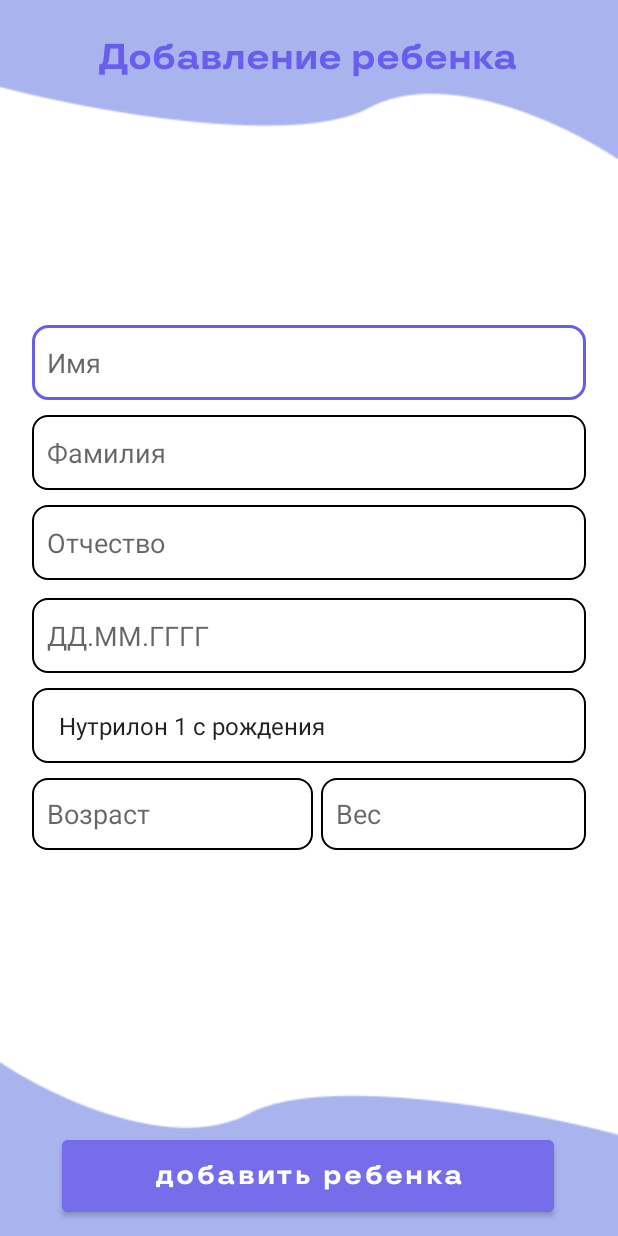
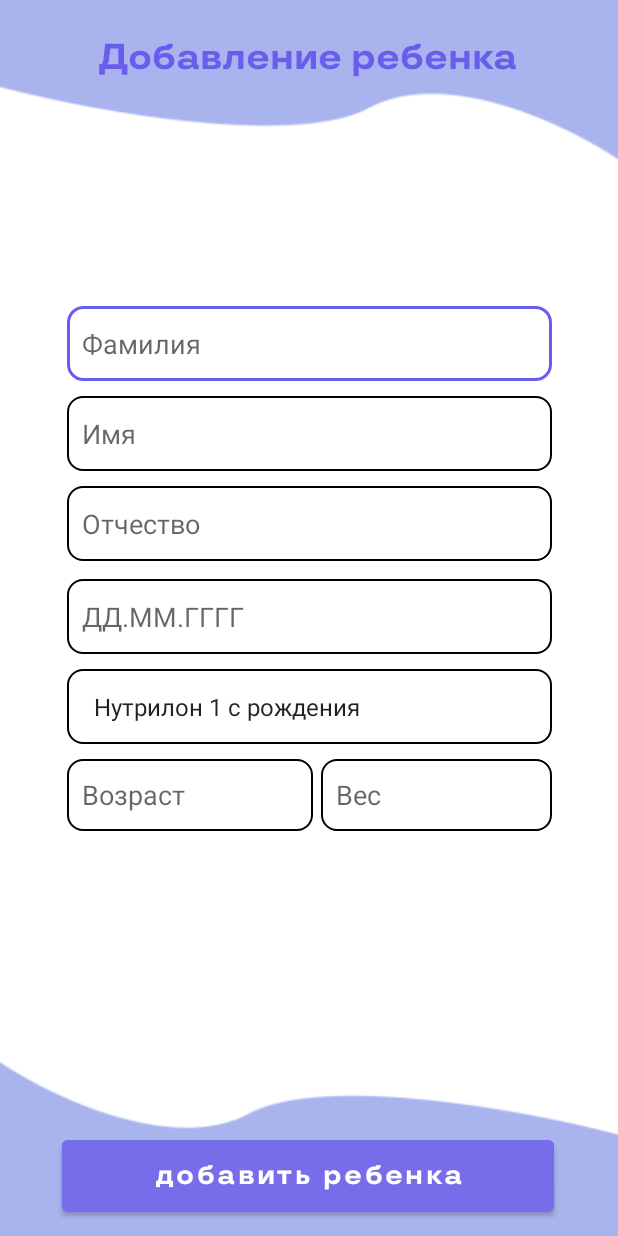
Before and after one commit to Ggamid/CalloCulateFinal, an Android app: the AddChildActivity screen opened directly, with no data from a screen before it, on a phone screen of 412 x 824 dp. Run offline under Robolectric (Android 15) with nearby library versions, the phone set to English and light mode, and no system bars; our stand-ins replace Firebase (no records; nobody signed in at launch, a user with empty details on screens opened directly); Roboto replaces fonts that are not available here; 3 statements that could not run were skipped.

Commit message:
подкоректирован ввод данных добавлены отступы и в полях для ввода изменены клавиатуры

```diff
--- a/app/src/main/res/layout/activity_add_child.xml
+++ b/app/src/main/res/layout/activity_add_child.xml
@@ -64,8 +64,8 @@
 
     <LinearLayout
         android:id="@+id/linearLayout"
-        android:layout_width="369dp"
-        android:layout_height="381dp"
+        android:layout_width="323dp"
+        android:layout_height="406dp"
         android:orientation="vertical"
         app:layout_constraintBottom_toTopOf="@+id/imageView2"
         app:layout_constraintEnd_toEndOf="parent"
@@ -73,21 +73,9 @@
         app:layout_constraintTop_toBottomOf="@+id/imageView">
 
         <EditText
-            android:id="@+id/editTextTextPersonName3"
+            android:id="@+id/childLastName"
             android:layout_width="match_parent"
             android:layout_height="50dp"
-            android:background="@drawable/custom_input"
-            android:ems="10"
-            android:hint="@string/Name"
-            android:inputType="textPersonName"
-            android:minHeight="48dp"
-            android:padding="10dp" />
-
-        <EditText
-            android:id="@+id/editTextTextPersonName5"
-            android:layout_width="match_parent"
-            android:layout_height="50dp"
-            android:layout_marginTop="10dp"
             android:background="@drawable/custom_input"
             android:ems="10"
             android:hint="@string/lastName"
@@ -96,7 +84,19 @@
             android:padding="10dp" />
 
         <EditText
-            android:id="@+id/editTextTextPersonName4"
+            android:id="@+id/childName"
+            android:layout_width="match_parent"
+            android:layout_height="50dp"
+            android:background="@drawable/custom_input"
+            android:ems="10"
+            android:layout_marginTop="10dp"
+            android:hint="@string/Name"
+            android:inputType="textPersonName"
+            android:minHeight="48dp"
+            android:padding="10dp" />
+
+        <EditText
+            android:id="@+id/childFatherName"
             android:layout_width="match_parent"
             android:layout_height="50dp"
             android:layout_marginTop="10dp"
@@ -124,9 +124,9 @@
             android:layout_width="match_parent"
             android:layout_height="50dp"
             android:layout_marginTop="10dp"
+            android:layout_marginBottom="10dp"
             android:background="@drawable/custom_input"
             android:entries="@array/SmesiNames"
-            android:layout_marginBottom="10dp"
             android:padding="10dp" />
 
         <LinearLayout
@@ -143,19 +143,20 @@
                 android:background="@drawable/custom_input"
                 android:ems="10"
                 android:hint="Возраст"
-                android:inputType="textPersonName"
+                android:inputType="datetime"
                 android:minHeight="48dp"
                 android:padding="10dp" />
 
             <EditText
-                android:id="@+id/editTextTextPersonName7"
+                android:id="@+id/weight"
                 android:layout_width="369dp"
                 android:layout_height="match_parent"
                 android:layout_weight="1"
                 android:background="@drawable/custom_input"
                 android:ems="10"
                 android:hint="@string/weight"
-                android:inputType="textPersonName"
+
+                android:inputType="datetime"
                 android:minHeight="48dp"
                 android:padding="10dp" />
         </LinearLayout>
```
